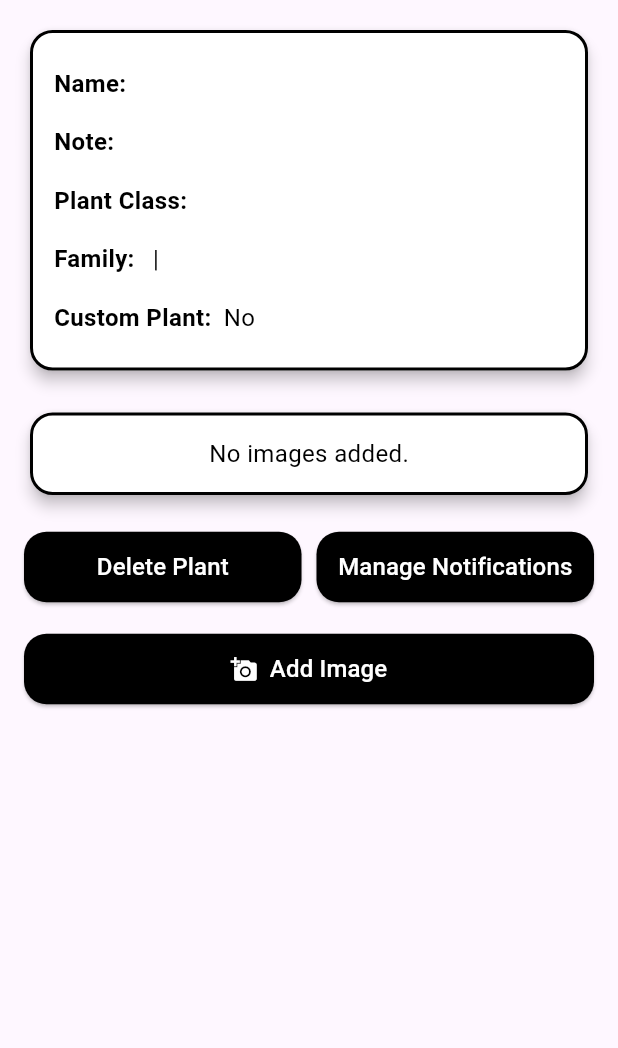
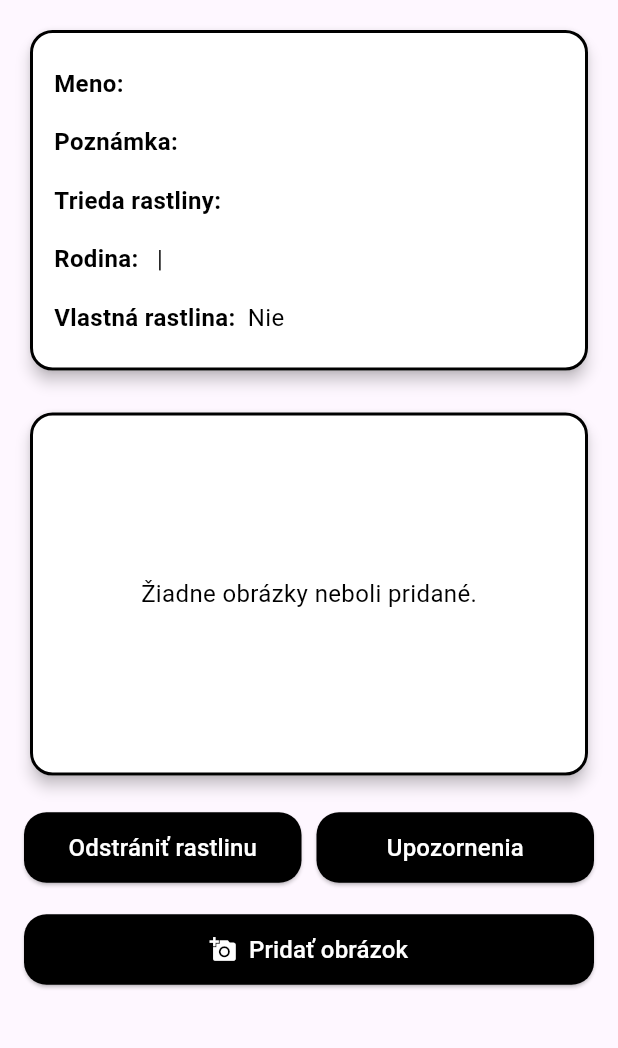
Before and after one commit to DonisPan/garden_app, a Flutter app: the PlantDetailPage screen opened directly with empty values, on a phone screen of 412 x 824 dp, the part 84-1132 px from its top. Run offline on Flutter 3.47's test engine with Material 3 defaults, Android fonts, the phone set to English and light mode, and no system bars; our stand-ins replace easy_localization, flutter_dotenv, flutter_secure_storage, flutter_svg, image_picker, permission_handler and 1 more; accounts and stored records are empty.

Commit message:
Add english and slovak translations for plant detail page

```diff
--- a/assets/translations/en.json
+++ b/assets/translations/en.json
@@ -52,6 +52,21 @@
     },
 
     "plant_detail": {
-
-    }
+    "details": {
+      "name": "Name:",
+      "note": "Note:",
+      "no_note": "No note",
+      "plant_class": "Plant Class:",
+      "no_plant_class": "Not specified",
+      "plant_family": "Family:",
+      "no_plant_family": "Not specified",
+      "custom_plant": "Custom Plant:",
+      "yes": "Yes",
+      "no": "No"
+    },
+    "delete_plant": "Delete Plant",
+    "manage_notifications": "Manage Notifications",
+    "add_image": "Add Image",
+    "no_images": "No images added."
+  }
 }
--- a/assets/translations/sk.json
+++ b/assets/translations/sk.json
@@ -47,6 +47,21 @@
       "add_plant": "Pridať rastlinu"
     },
     "plant_detail": {
-
-    }
+    "details": {
+      "name": "Meno:",
+      "note": "Poznámka:",
+      "no_note": "Žiadna poznámka",
+      "plant_class": "Trieda rastliny:",
+      "no_plant_class": "Nedefinované",
+      "plant_family": "Rodina:",
+      "no_plant_family": "Nedefinované",
+      "custom_plant": "Vlastná rastlina:",
+      "yes": "Áno",
+      "no": "Nie"
+    },
+    "delete_plant": "Odstrániť rastlinu",
+    "manage_notifications": "Upozornenia",
+    "add_image": "Pridať obrázok",
+    "no_images": "Žiadne obrázky neboli pridané."
   }
+  }
--- a/lib/views/plant_detail.dart
+++ b/lib/views/plant_detail.dart
@@ -1,4 +1,5 @@
 import 'dart:io';
+import 'package:easy_localization/easy_localization.dart';
 import 'package:flutter/material.dart';
 import 'package:garden_app/viewmodels/plant_detail_viewmodel.dart';
 import 'package:provider/provider.dart';
@@ -15,10 +16,7 @@ class PlantDetailPage extends StatelessWidget {
       create:
           (_) => PlantDetailViewModel(
             plant: plant,
-            plantRepository: Provider.of(
-              context,
-              listen: false,
-            ), // Provide your PlantRepository here
+            plantRepository: Provider.of(context, listen: false),
           ),
       child: Consumer<PlantDetailViewModel>(
         builder: (context, viewModel, child) {
@@ -34,47 +32,13 @@ class PlantDetailPage extends StatelessWidget {
               child: Column(
                 crossAxisAlignment: CrossAxisAlignment.start,
                 children: [
-                  // Plant Data Card
-                  Card(
-                    elevation: 4,
-                    color: Colors.white,
-                    shape: RoundedRectangleBorder(
-                      borderRadius: BorderRadius.circular(15),
-                      side: const BorderSide(color: Colors.black, width: 2),
-                    ),
-                    child: Padding(
-                      padding: const EdgeInsets.all(16.0),
-                      child: Column(
-                        crossAxisAlignment: CrossAxisAlignment.start,
-                        children: [
-                          _buildDetailRow('Name:', viewModel.plant.name),
-                          _buildDetailRow(
-                            'Note:',
-                            viewModel.plant.note ?? 'No note',
-                          ),
-                          _buildDetailRow(
-                            'Plant Class:',
-                            viewModel.plant.plantClass?.name ?? 'Not specified',
-                          ),
-                          _buildDetailRow(
-                            'Family:',
-                            viewModel.plant.plantFamily == null
-                                ? 'Not specified'
-                                : '${viewModel.plant.plantFamily?.nameCommon ?? ''} | ${viewModel.plant.plantFamily?.nameScientific ?? ''}',
-                          ),
-                          _buildDetailRow(
-                            'Custom Plant:',
-                            viewModel.plant.isCustom ? 'Yes' : 'No',
-                          ),
-                        ],
-                      ),
-                    ),
-                  ),
+                  // plant details card
+                  _buildDetailsCard(viewModel),
                   const SizedBox(height: 20),
-                  // Images Card
-                  _buildImagesCard(viewModel.plantImages),
+                  // images card
+                  _buildImagesCard(context, viewModel.plantImages),
                   const SizedBox(height: 20),
-                  // Buttons Row: Delete and Manage Notifications
+                  // buttons
                   Row(
                     children: [
                       Expanded(
@@ -87,8 +51,8 @@ class PlantDetailPage extends StatelessWidget {
                               borderRadius: BorderRadius.circular(15),
                             ),
                           ),
-                          child: const Text(
-                            "Delete Plant",
+                          child: Text(
+                            "plant_detail.delete_plant".tr(),
                             style: TextStyle(fontSize: 16, color: Colors.white),
                           ),
                         ),
@@ -105,8 +69,8 @@ class PlantDetailPage extends StatelessWidget {
                               borderRadius: BorderRadius.circular(15),
                             ),
                           ),
-                          child: const Text(
-                            "Manage Notifications",
+                          child: Text(
+                            "plant_detail.manage_notifications".tr(),
                             style: TextStyle(fontSize: 16, color: Colors.white),
                           ),
                         ),
@@ -114,14 +78,14 @@ class PlantDetailPage extends StatelessWidget {
                     ],
                   ),
                   const SizedBox(height: 20),
-                  // Add Image Button
+                  // add image button
                   SizedBox(
                     width: double.infinity,
                     child: ElevatedButton.icon(
                       onPressed: () => viewModel.addImage(context),
                       icon: const Icon(Icons.add_a_photo, color: Colors.white),
-                      label: const Text(
-                        "Add Image",
+                      label: Text(
+                        "plant_detail.add_image".tr(),
                         style: TextStyle(color: Colors.white, fontSize: 16),
                       ),
                       style: ElevatedButton.styleFrom(
@@ -139,6 +103,50 @@ class PlantDetailPage extends StatelessWidget {
             ),
           );
         },
+      ),
+    );
+  }
+
+  Card _buildDetailsCard(PlantDetailViewModel viewModel) {
+    return Card(
+      elevation: 4,
+      color: Colors.white,
+      shape: RoundedRectangleBorder(
+        borderRadius: BorderRadius.circular(15),
+        side: const BorderSide(color: Colors.black, width: 2),
+      ),
+      child: Padding(
+        padding: const EdgeInsets.all(16.0),
+        child: Column(
+          crossAxisAlignment: CrossAxisAlignment.start,
+          children: [
+            _buildDetailRow(
+              'plant_detail.details.name'.tr(),
+              viewModel.plant.name,
+            ),
+            _buildDetailRow(
+              'plant_detail.details.note'.tr(),
+              viewModel.plant.note ?? 'plant_detail.details.no_note'.tr(),
+            ),
+            _buildDetailRow(
+              'plant_detail.details.plant_class'.tr(),
+              viewModel.plant.plantClass?.name ??
+                  'plant_detail.details.no_plant_class'.tr(),
+            ),
+            _buildDetailRow(
+              'plant_detail.details.plant_family'.tr(),
+              viewModel.plant.plantFamily == null
+                  ? 'plant_detail.details.no_plant_family'.tr()
+                  : '${viewModel.plant.plantFamily?.nameCommon ?? ''} | ${viewModel.plant.plantFamily?.nameScientific ?? ''}',
+            ),
+            _buildDetailRow(
+              'plant_detail.details.custom_plant'.tr(),
+              viewModel.plant.isCustom
+                  ? 'plant_detail.details.yes'.tr()
+                  : 'plant_detail.details.no'.tr(),
+            ),
+          ],
+        ),
       ),
     );
   }
@@ -168,7 +176,7 @@ class PlantDetailPage extends StatelessWidget {
     );
   }
 
-  Widget _buildImagesCard(List<File> plantImages) {
+  Widget _buildImagesCard(BuildContext context, List<File> plantImages) {
     return Card(
       elevation: 4,
       color: Colors.white,
@@ -178,21 +186,27 @@ class PlantDetailPage extends StatelessWidget {
       ),
       child: Padding(
         padding: const EdgeInsets.all(16.0),
+        child: Container(
+          // max height
+          constraints: const BoxConstraints(maxHeight: 210),
           child:
               plantImages.isEmpty
-                ? const Center(
+                  ? Center(
                     child: Text(
-                    "No images added.",
+                      "plant_detail.no_images".tr(),
                       style: TextStyle(color: Colors.black, fontSize: 16),
                     ),
                   )
-                : Wrap(
+                  : SingleChildScrollView(
+                    child: Wrap(
                       spacing: 8,
                       runSpacing: 8,
                       children:
-                      plantImages
-                          .map(
-                            (imageFile) => ClipRRect(
+                          plantImages.map((imageFile) {
+                            return GestureDetector(
+                              onTap:
+                                  () => _showExpandedImage(context, imageFile),
+                              child: ClipRRect(
                                 borderRadius: BorderRadius.circular(8),
                                 child: Image.file(
                                   imageFile,
@@ -201,10 +215,25 @@ class PlantDetailPage extends StatelessWidget {
                                   fit: BoxFit.cover,
                                 ),
                               ),
-                          )
-                          .toList(),
+                            );
+                          }).toList(),
+                    ),
+                  ),
         ),
       ),
     );
   }
+
+  Future<void> _showExpandedImage(BuildContext context, File imageFile) async {
+    showDialog(
+      context: context,
+      barrierColor: Colors.black.withOpacity(0.9),
+      builder: (context) {
+        return GestureDetector(
+          onTap: () => Navigator.pop(context),
+          child: Center(child: InteractiveViewer(child: Image.file(imageFile))),
+        );
+      },
+    );
   }
+}
```
Lines whose indentation alone changed are shown as unchanged.
